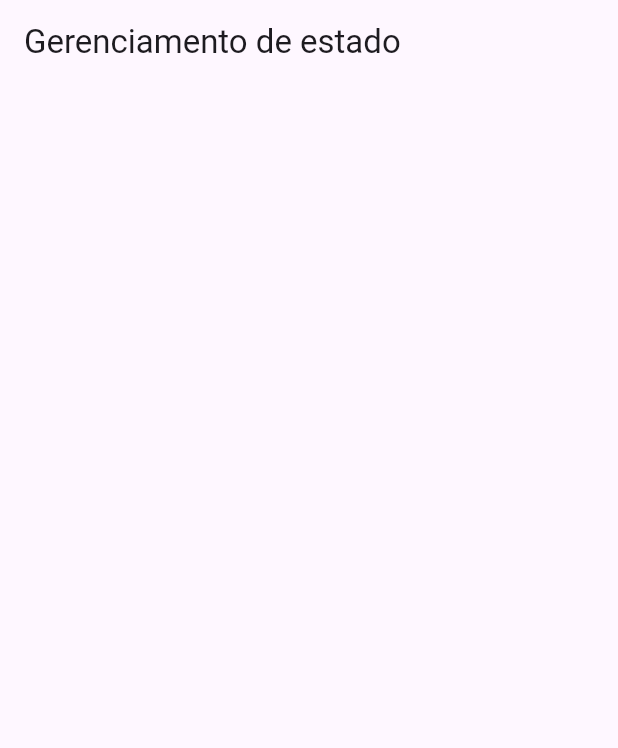
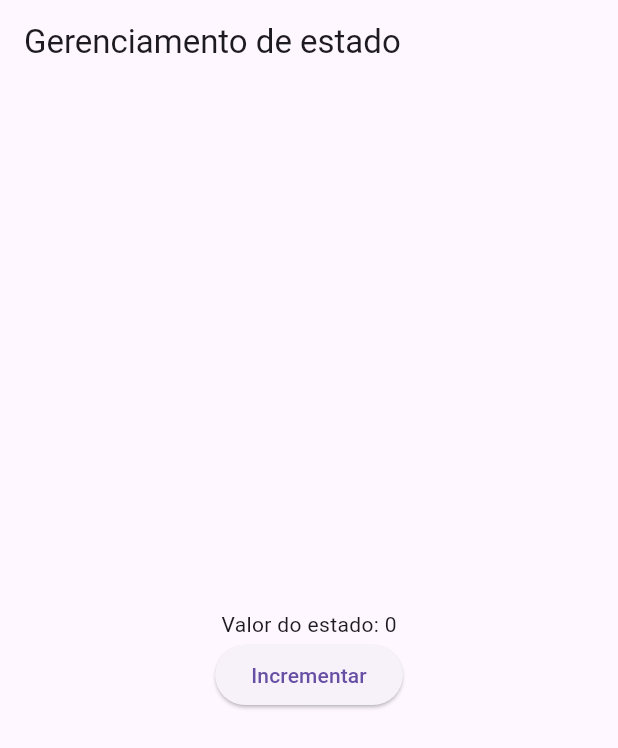
Before and after one commit to Brunokrk/Advanced-Flutter, a Flutter app: the screen it shows after launch, on a phone screen of 412 x 824 dp. Shown: the top 748 px of the screen. Run offline on Flutter 3.47's test engine with Material 3 defaults, Android fonts, the phone set to English and light mode, and no system bars.

Commit message:
Criando clone do ChangeNotifier -> ChangeState ::: Gerenciamento de estado geral

```diff
--- /dev/null
+++ b/understanding_state_manage/lib/classes/counter_sate.dart
@@ -0,0 +1,10 @@
+import 'package:understanding_state_manage/controllers/change_state.dart';
+
+class CounterState extends ChangeState{
+  int counter = 0;
+
+  void increment(){
+    counter ++;
+    notifyCallbacks();
+  }
+}
--- a/understanding_state_manage/lib/main.dart
+++ b/understanding_state_manage/lib/main.dart
@@ -1,9 +1,11 @@
 import 'package:flutter/material.dart';
+import 'package:understanding_state_manage/classes/counter_sate.dart';
 // ctrl + K  -> ctrl + S
 
 void main() {
   runApp(const MyApp());
 }
+
 class MyApp extends StatelessWidget {
   const MyApp({super.key});
   @override
@@ -11,20 +13,58 @@ class MyApp extends StatelessWidget {
     return MaterialApp(
       title: 'Flutter Demo',
       theme: ThemeData(primarySwatch: Colors.purple),
-      home: MyHomePage(),
+      home: const MyHomePage(),
     );
   }
 }
 
-class MyHomePage extends StatelessWidget {
+class MyHomePage extends StatefulWidget {
   const MyHomePage({super.key});
 
   @override
+  State<MyHomePage> createState() => _MyHomePageState();
+}
+
+class _MyHomePageState extends State<MyHomePage> {
+
+  final counterState = CounterState();
+
+  @override
+  void initState() {
+    counterState.addListener(callback);
+    super.initState();
+  }
+  @override
+  void dispose() {
+
+    counterState.removeListener(callback);
+    super.dispose();
+  }
+
+  void callback(){
+    setState(() {
+
+    });
+  }
+
+  @override
   Widget build(BuildContext context) {
+
     return Scaffold(
       appBar: AppBar(
         title: const Text("Gerenciamento de estado"),
       ),
+      body: Center(
+          child: Column(
+        mainAxisAlignment: MainAxisAlignment.center,
+        children: [
+          Text("Valor do estado: ${counterState.counter}"),
+          ElevatedButton(onPressed: () {
+            print("TESTEEEEEE");
+            counterState.increment();
+            }, child: const Text("Incrementar"))
+        ],
+      )),
     );
   }
 }
```
Also changed, not shown: understanding_state_manage/lib/contracts/observable.dart (added, +7 -0 lines), understanding_state_manage/lib/controllers/change_state.dart (added, +29 -0 lines).
